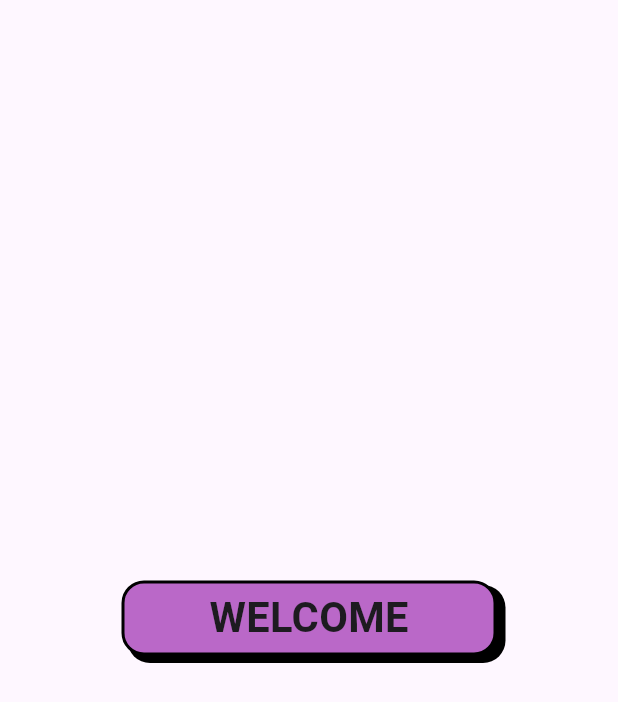
After one commit to yasaleo/school-app, a Flutter app: the screen it shows after launch, scrolled down 367 dp, after a tap on "Animated Text", on a phone screen of 412 x 824 dp. The commit adds this screen. Shown: the top 702 px of the screen. Run offline on Flutter 3.47's test engine with Material 2 defaults, Android fonts, the phone set to English and light mode, and no system bars; our stand-ins replace bloc, flutter_bloc, rive.

Commit message:
custom page animation of scale

```diff
--- a/lib/presentation/screens/home_screen.dart
+++ b/lib/presentation/screens/home_screen.dart
@@ -2,19 +2,20 @@ import 'package:flutter/material.dart';
 import 'package:flutter_bloc/flutter_bloc.dart';
 import 'package:school_app/data_layer/services/services.dart';
 import 'package:school_app/data_layer/state/app_state.dart';
+import 'package:school_app/presentation/screens/testScreen.dart';
+import 'package:school_app/presentation/screens/transform_text_screen.dart';
 import 'package:school_app/presentation/widgets/animated_button.dart';
-
 import 'package:school_app/presentation/widgets/animated_number.dart';
 import 'package:school_app/presentation/widgets/animated_painter_widget.dart';
 import 'package:school_app/presentation/widgets/constants.dart';
-
 import '../../cubit/navigation_cubit/navigation_cubit.dart';
 import '../../data_layer/model/schooll_model.dart';
 import '../widgets/animated_text.dart';
+import '../widgets/custom_page_transition.dart';
 
 class HomeScreen extends StatelessWidget {
-   HomeScreen({super.key});
-   final GlobalKey<ScaffoldState> _scaffoldKey = GlobalKey<ScaffoldState>();
+  HomeScreen({super.key});
+  final GlobalKey<ScaffoldState> _scaffoldKey = GlobalKey<ScaffoldState>();
 
   @override
   Widget build(BuildContext context) {
@@ -123,13 +124,39 @@ class HomeScreen extends StatelessWidget {
                       const Center(
                         child: CustomAnimatedButton(),
                       ),
-                       const SizedBox(
+                      const SizedBox(
                         height: 150,
                       ),
                       const Center(
                         child: CustomColorPainterAnimated(),
                       ),
-                        const SizedBox(
+                      const SizedBox(
+                        height: 100,
+                      ),
+                      ElevatedButton(
+                        onPressed: () {
+                          Navigator.of(context).push(
+                            MaterialPageRoute(
+                              builder: (context) => const TransformTextScreen(),
+                            ),
+                          );
+                        },
+                        child: const Text("Animated Text"),
+                      ),
+                      const SizedBox(
+                        height: 50,
+                      ),
+                      ElevatedButton(
+                        onPressed: () {
+                          Navigator.of(context).push(
+                            CustomPageTransition().customScaleRoute(
+                              page: const TestScreen(),
+                            ),
+                          );
+                        },
+                        child: const Text("Test Screen"),
+                      ),
+                      const SizedBox(
                         height: 150,
                       ),
                     ],
--- /dev/null
+++ b/lib/presentation/screens/transform_text_screen.dart
@@ -0,0 +1,19 @@
+import 'package:flutter/material.dart';
+
+import 'package:school_app/presentation/widgets/size_transform_widget.dart';
+
+class TransformTextScreen extends StatelessWidget {
+  const TransformTextScreen({super.key});
+
+  @override
+  Widget build(BuildContext context) {
+    return const Scaffold(
+      // appBar: AppBar(
+      //   title: const Text("Animation"),
+      // ),
+      body:  Center(
+        child:  CustomAnimatedSizeWidget(),
+      ),
+    );
+  }
+}
--- a/lib/presentation/widgets/animated_button.dart
+++ b/lib/presentation/widgets/animated_button.dart
@@ -97,7 +97,9 @@ class _CustomAnimatedButtonState extends State<CustomAnimatedButton>
       duration: const Duration(milliseconds: 2000),
       reverseDuration: const Duration(milliseconds: 600),
     );
-    _shadowAnimation = Tween<double>(begin: 20, end: 0).animate(
+    final _shadowTween = Tween<double>(begin: 20, end: 0);
+
+    _shadowAnimation = _shadowTween.animate(
       CurvedAnimation(
         parent: _circleController,
         curve: Curves.slowMiddle,
--- a/lib/presentation/widgets/animated_painter_widget.dart
+++ b/lib/presentation/widgets/animated_painter_widget.dart
@@ -1,6 +1,7 @@
-import 'dart:developer';
+
 
 import 'package:flutter/material.dart';
+
 
 class CustomColorPainterAnimated extends StatefulWidget {
   const CustomColorPainterAnimated({super.key});
@@ -27,6 +28,8 @@ class _CustomAnimatedButtonState extends State<CustomColorPainterAnimated>
 
   late Animation<double> _radiusAnimation;
   late AnimationController _radiusController;
+
+
 
   bool reverse = false;
   @override
@@ -85,8 +88,12 @@ class _CustomAnimatedButtonState extends State<CustomColorPainterAnimated>
     _colorAnimation = ColorTween(
       begin: colorsList[colorIndex],
       end: colorsList[colorIndex + 1],
-    ).animate(_colorController)
-      ..addListener(() {
+    ).animate(
+      CurvedAnimation(
+        parent: _colorController,
+        curve: Curves.easeInOut,
+      ),
+    )..addListener(() {
         setState(() {});
 
         reverseLogic();
@@ -117,7 +124,7 @@ class _CustomAnimatedButtonState extends State<CustomColorPainterAnimated>
     ).animate(
       CurvedAnimation(
         parent: _radiusController,
-        curve: Curves.elasticInOut,
+        curve: Curves.elasticOut,
         reverseCurve: Curves.easeInOutCubicEmphasized,
       ),
     )
@@ -130,7 +137,7 @@ class _CustomAnimatedButtonState extends State<CustomColorPainterAnimated>
             _radiusController.reverse();
           } else if (status == AnimationStatus.dismissed) {
             await Future.delayed(
-              const Duration(milliseconds: 800),
+              const Duration(milliseconds: 600),
             );
             _radiusController.forward();
           }
@@ -158,7 +165,7 @@ class RadiusPainter extends CustomPainter {
       ..strokeWidth = 25
       ..color = col
       ..style = PaintingStyle.stroke
-      ..maskFilter = const MaskFilter.blur(BlurStyle.normal, 35);
+      ..maskFilter = const MaskFilter.blur(BlurStyle.normal, 30);
 
     Offset center = Offset(size.width / 2, size.height / 2);
     double radius = 70;
--- /dev/null
+++ b/lib/presentation/widgets/custom_animated_shadow_button.dart
@@ -0,0 +1,64 @@
+import 'package:flutter/material.dart';
+
+class CustomAnimatedShadowButton extends StatefulWidget {
+  CustomAnimatedShadowButton({
+    Key? key,
+    required this.content,
+  });
+  String content;
+
+  @override
+  State<CustomAnimatedShadowButton> createState() =>
+      _CustomAnimatedButtonState();
+}
+
+class _CustomAnimatedButtonState extends State<CustomAnimatedShadowButton> {
+  bool _iselevated = true;
+  @override
+  Widget build(BuildContext context) {
+    return Listener(
+      onPointerUp: (_) => setState(() => _iselevated = true),
+      onPointerDown: (_) => setState(() => _iselevated = false),
+      child: AnimatedContainer(
+
+        duration: const Duration(milliseconds: 160),
+        height: 50,
+        width: 250,
+        decoration: BoxDecoration(
+          color: Colors.purple[300],
+          borderRadius: BorderRadius.circular(15),
+          boxShadow: _iselevated
+              ? [
+                  const BoxShadow(
+                    blurRadius: 0,
+                    spreadRadius: 1,
+                    color: Colors.black,
+                    offset: Offset(5, 4),
+                  )
+                ]
+              : null,
+              border: Border.all(
+                width: 2,
+
+                color: Colors.black
+              )
+        ),
+        child: Center(
+          child: FittedBox(
+
+            child: Padding(
+              padding: const EdgeInsets.all(4),
+              child: Text(
+                widget.content,
+                style: const TextStyle(
+                  fontWeight: FontWeight.bold,
+                  fontSize: 35,
+                ),
+              ),
+            ),
+          ),
+        ),
+      ),
+    );
+  }
+}
--- /dev/null
+++ b/lib/presentation/widgets/size_transform_widget.dart
@@ -0,0 +1,103 @@
+import 'dart:math';
+
+import 'package:flutter/material.dart';
+import 'package:school_app/presentation/screens/testScreen.dart';
+import 'package:school_app/presentation/widgets/custom_page_transition.dart';
+
+import 'custom_animated_shadow_button.dart';
+
+class CustomAnimatedSizeWidget extends StatefulWidget {
+  const CustomAnimatedSizeWidget({super.key});
+
+  @override
+  State<CustomAnimatedSizeWidget> createState() =>
+      _AnimatedSizeTransformWidgetState();
+}
+
+class _AnimatedSizeTransformWidgetState extends State<CustomAnimatedSizeWidget>
+    with SingleTickerProviderStateMixin {
+  late Animation<double> _sizeAnimation;
+  late Animation<double> _angleAnimation;
+
+  late AnimationController _controller;
+
+  String content = "WELCOME";
+
+  @override
+  void initState() {
+    initializeSizeAnimation();
+
+    super.initState();
+  }
+
+  @override
+  Widget build(BuildContext context) {
+    return GestureDetector(
+      onTapUp: (tapUpDetails) =>_ontap(),
+      child: AnimatedBuilder(
+          animation: _controller,
+          builder: (context, child) {
+            return Transform.scale(
+              scale: _sizeAnimation.value,
+              child: Transform.rotate(
+                angle: _angleAnimation.value * pi / 360,
+                child: CustomAnimatedShadowButton(
+                  content: content,
+                ),
+              ),
+            );
+          }),
+    );
+  }
+
+  void _ontap() async {
+    await Future.delayed(const Duration(milliseconds: 150));
+    _controller.forward();
+    navigation();
+  }
+
+  void initializeSizeAnimation() {
+    _controller = AnimationController(
+      vsync: this,
+      duration: const Duration(milliseconds: 4000),
+    );
+
+    final _sizeTween = Tween<double>(
+      begin: 1,
+      end: 450,
+    );
+
+    _sizeAnimation = _sizeTween.animate(
+      CurvedAnimation(
+        parent: _controller,
+        curve: Curves.easeInCubic,
+      ),
+    );
+
+    final _angleTween = Tween<double>(
+      begin: 0,
+      end: 180,
+    );
+
+    _angleAnimation = _angleTween.animate(
+      CurvedAnimation(
+        parent: _controller,
+        curve: Curves.linearToEaseOut,
+      ),
+    );
+  }
+
+  void navigation() async {
+    await Future.delayed(const Duration(milliseconds: 4020));
+    if (mounted) {
+      Navigator.of(context).pushReplacement(
+          CustomPageTransition().customFadeRoute(page: const TestScreen()));
+    }
+  }
+
+  @override
+  void dispose() {
+    _controller.dispose();
+    super.dispose();
+  }
+}
```
Also changed, not shown: lib/presentation/screens/class_detail_screen.dart (+10 -16 lines), lib/presentation/screens/testScreen.dart (added, +27 -0 lines), lib/presentation/widgets/custom_page_transition.dart (added, +37 -0 lines).
